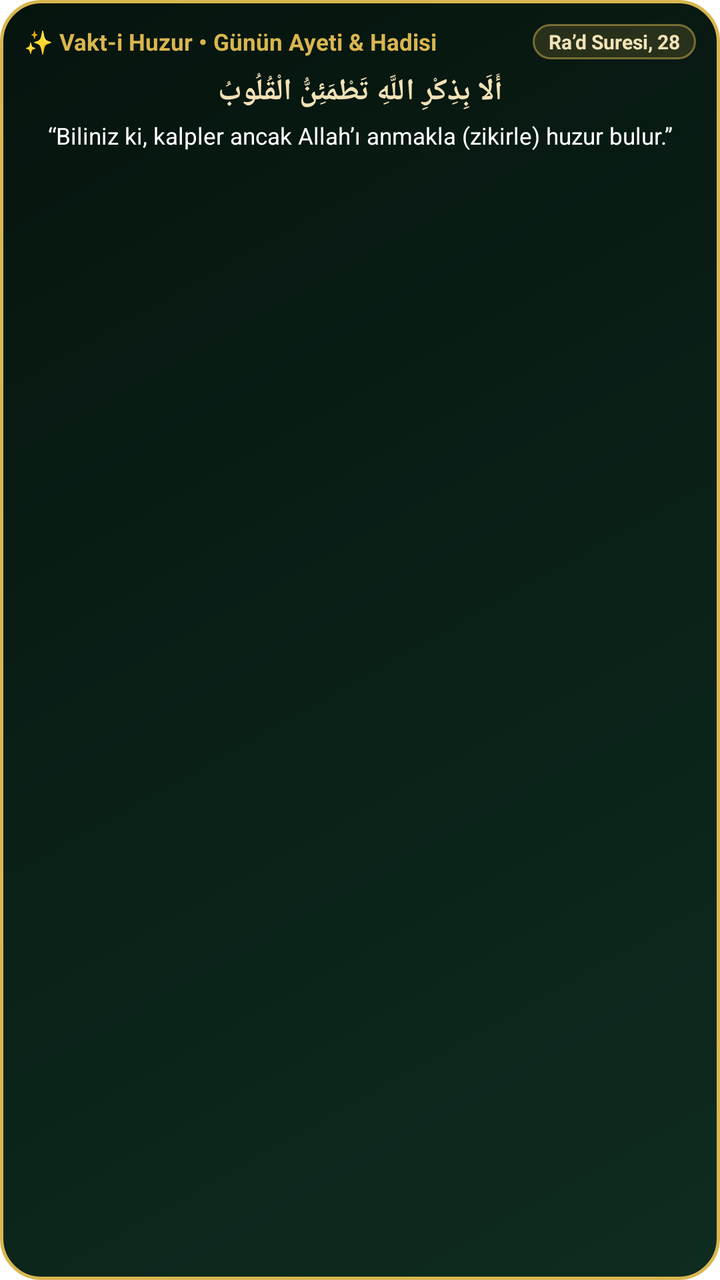
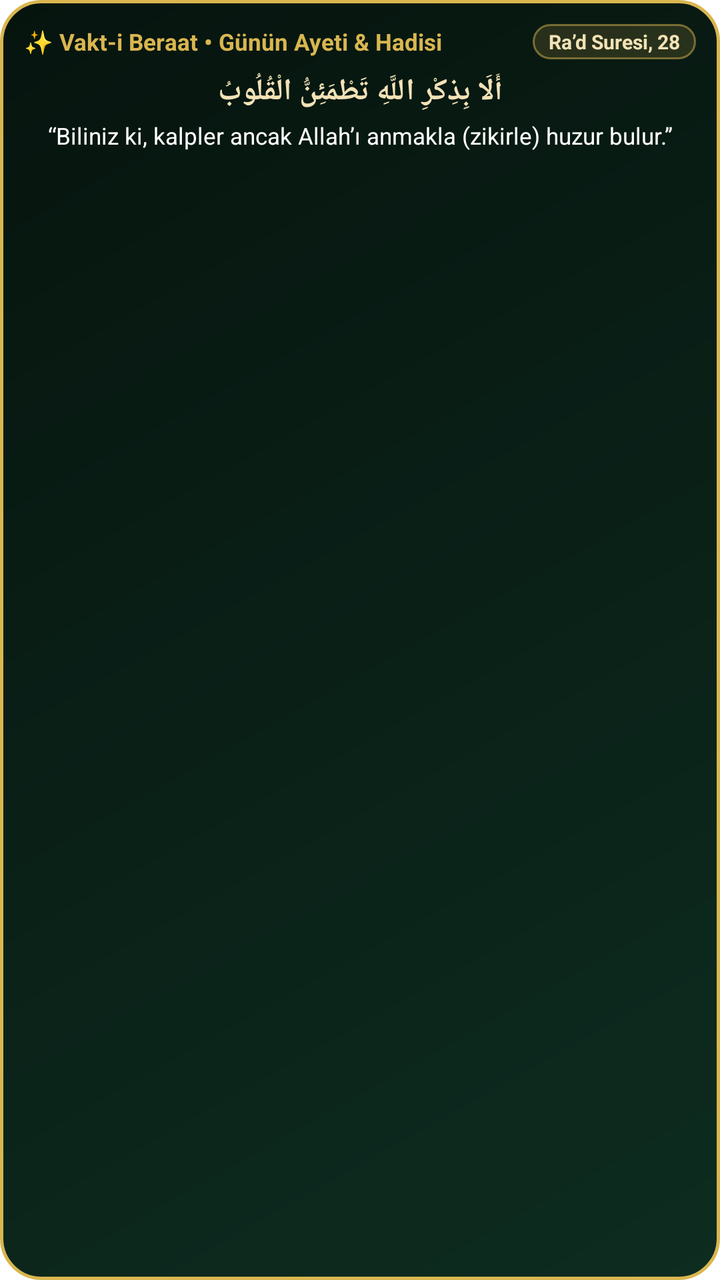

Screens rendered from an Android XML layout before and after an edit, with the pre-edit source and the edit as a unified diff.
<!-- AndroidManifest.xml: fallback theme Theme.MaterialComponents.DayNight.NoActionBar -->
<!-- res/layout/vakti_huzur_ayet_widget.xml -->
<?xml version="1.0" encoding="utf-8"?>
<LinearLayout xmlns:android="http://schemas.android.com/apk/res/android"
    android:id="@+id/widget_ayet_root"
    android:layout_width="match_parent"
    android:layout_height="match_parent"
    android:background="@drawable/widget_bg_emerald_gold"
    android:orientation="vertical"
    android:padding="12dp">

    <LinearLayout
        android:layout_width="match_parent"
        android:layout_height="wrap_content"
        android:gravity="center_vertical"
        android:orientation="horizontal">

        <TextView
            android:id="@+id/tv_ayet_widget_baslik"
            android:layout_width="0dp"
            android:layout_height="wrap_content"
            android:layout_weight="1"
            android:text="✨ Vakt-i Huzur • Günün Ayeti &amp; Hadisi"
            android:textColor="#D9B650"
            android:textSize="11.5sp"
            android:textStyle="bold" />

        <TextView
            android:id="@+id/tv_ayet_widget_kaynak"
            android:layout_width="wrap_content"
            android:layout_height="wrap_content"
            android:background="@drawable/widget_badge_gold"
            android:paddingLeft="8dp"
            android:paddingTop="2dp"
            android:paddingRight="8dp"
            android:paddingBottom="2dp"
            android:text="Ra’d Suresi, 28"
            android:textColor="#F2E2B6"
            android:textSize="10sp"
            android:textStyle="bold" />
    </LinearLayout>

    <TextView
        android:id="@+id/tv_ayet_widget_arapca"
        android:layout_width="match_parent"
        android:layout_height="wrap_content"
        android:layout_marginTop="6dp"
        android:ellipsize="end"
        android:gravity="center"
        android:maxLines="2"
        android:text="أَلَا بِذِكْرِ اللَّهِ تَطْمَئِنُّ الْقُلُوبُ"
        android:textColor="#F2E2B6"
        android:textSize="15sp"
        android:textStyle="bold" />

    <TextView
        android:id="@+id/tv_ayet_widget_meal"
        android:layout_width="match_parent"
        android:layout_height="wrap_content"
        android:layout_marginTop="4dp"
        android:ellipsize="end"
        android:gravity="center"
        android:maxLines="3"
        android:text="“Biliniz ki, kalpler ancak Allah’ı anmakla (zikirle) huzur bulur.”"
        android:textColor="#FFFFFF"
        android:textSize="11.5sp" />
</LinearLayout>
<!-- resources referenced by this layout -->
<resources>
  <!-- drawable widget_badge_gold (drawable) -->
  <?xml version="1.0" encoding="utf-8"?>
  <shape xmlns:android="http://schemas.android.com/apk/res/android"
      android:shape="rectangle">
      <solid android:color="#26D9B650" />
      <corners android:radius="10dp" />
      <stroke
          android:width="1dp"
          android:color="#80D9B650" />
  </shape>
  <!-- drawable widget_bg_emerald_gold (drawable) -->
  <?xml version="1.0" encoding="utf-8"?>
  <shape xmlns:android="http://schemas.android.com/apk/res/android"
      android:shape="rectangle">
      <gradient
          android:angle="135"
          android:startColor="#0E2C20"
          android:centerColor="#0A2017"
          android:endColor="#06140E"
          android:type="linear" />
      <corners android:radius="20dp" />
      <stroke
          android:width="1.5dp"
          android:color="#D9B650" />
  </shape>
</resources>

<!-- the commit's change to res/layout/vakti_huzur_ayet_widget.xml (unified diff, before → after) -->
@@ -18,7 +18,7 @@
             android:layout_width="0dp"
             android:layout_height="wrap_content"
             android:layout_weight="1"
-            android:text="✨ Vakt-i Huzur • Günün Ayeti &amp; Hadisi"
+            android:text="✨ Vakt-i Beraat • Günün Ayeti &amp; Hadisi"
             android:textColor="#D9B650"
             android:textSize="11.5sp"
             android:textStyle="bold" />
